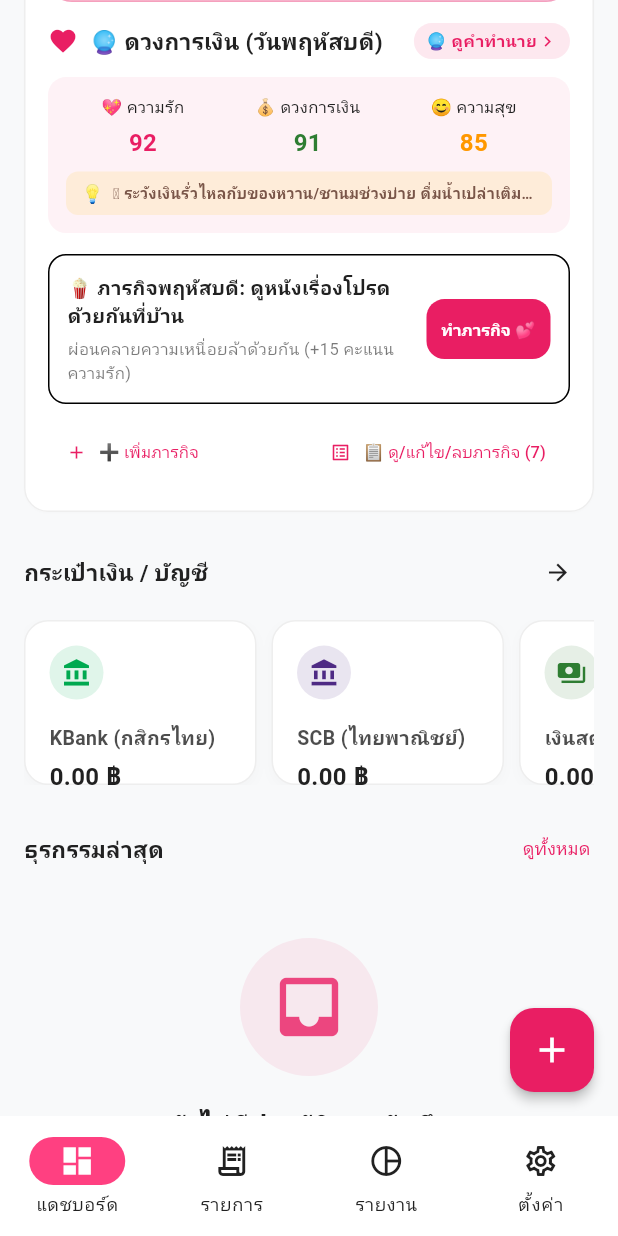
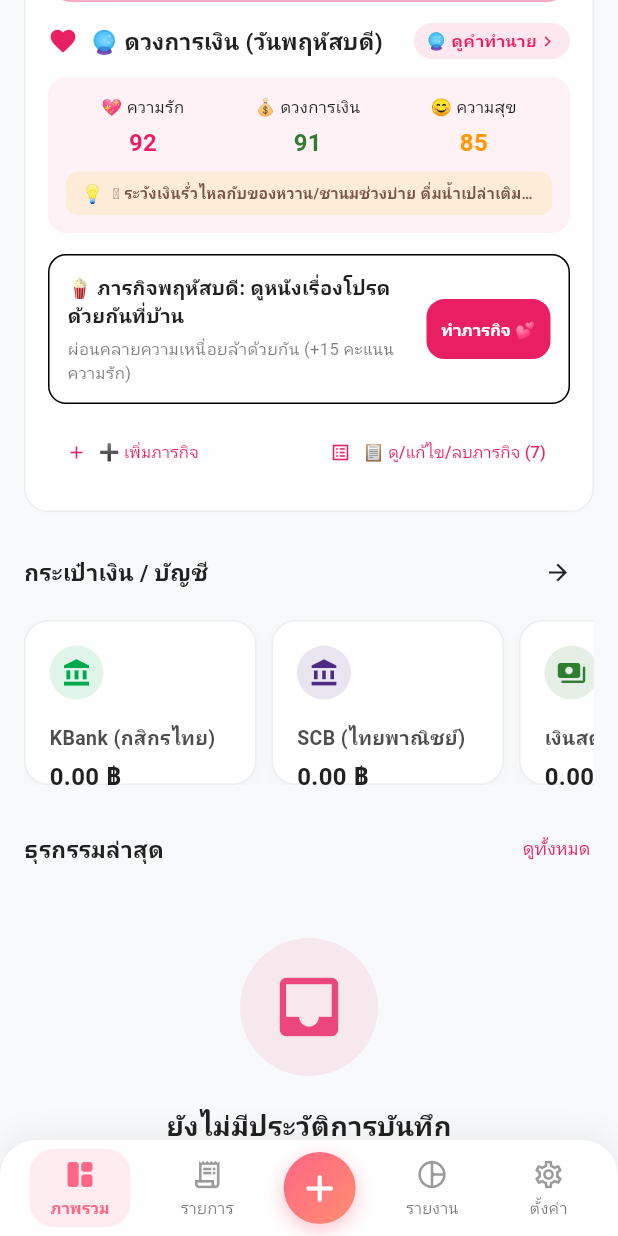
Before and after one commit to snoopy1989doo-source/expense_tracker, a Flutter app: the MainNavigationScreen screen opened directly, scrolled down 576 dp, on a phone screen of 412 x 824 dp. Run offline on Flutter 3.47's test engine with Material 3 defaults, Android fonts, the phone set to English and light mode, and no system bars; our stand-ins replace cloud_firestore, csv, firebase_auth, firebase_core, firebase_storage, fl_chart and 5 more; missing offline and left inert: dart:js_util; accounts and stored records are empty; network calls fail; Roboto replaces fonts that are missing (Prompt).

Commit message:
Redesign modern couple bottom navigation bar with center add button and remove overlapping FAB

```diff
--- a/lib/screens/dashboard/dashboard_screen.dart
+++ b/lib/screens/dashboard/dashboard_screen.dart
@@ -678,20 +678,11 @@ class DashboardScreen extends ConsumerWidget {
                       );
                     },
                   ),
-                const SizedBox(height: 80),
+                const SizedBox(height: 20),
               ],
             ),
           ),
         ),
-      ),
-      floatingActionButton: FloatingActionButton(
-        onPressed: () {
-          Navigator.push(
-            context,
-            MaterialPageRoute(builder: (context) => const AddEditTransactionScreen()),
-          );
-        },
-        child: const Icon(Icons.add, size: 28),
       ),
     );
   }
--- a/lib/screens/dashboard/main_navigation_screen.dart
+++ b/lib/screens/dashboard/main_navigation_screen.dart
@@ -2,6 +2,7 @@ import 'package:flutter/material.dart';
 import 'package:flutter_riverpod/flutter_riverpod.dart';
 import 'dashboard_screen.dart';
 import '../transaction/transaction_list_screen.dart';
+import '../transaction/add_edit_transaction_screen.dart';
 import '../reports/reports_screen.dart';
 import '../settings/settings_screen.dart';
 import '../../providers/transaction_provider.dart';
@@ -93,36 +94,142 @@ class _MainNavigationScreenState extends ConsumerState<MainNavigationScreen> {
         index: _currentIndex,
         children: screens,
       ),
-      bottomNavigationBar: NavigationBar(
-        selectedIndex: _currentIndex,
-        onDestinationSelected: (index) {
-          setState(() {
-            _currentIndex = index;
-          });
-        },
-        destinations: const [
-          NavigationDestination(
-            icon: Icon(Icons.dashboard_outlined),
-            selectedIcon: Icon(Icons.dashboard),
-            label: 'แดชบอร์ด',
+      bottomNavigationBar: Container(
+        decoration: BoxDecoration(
+          color: Theme.of(context).colorScheme.surface,
+          borderRadius: const BorderRadius.vertical(top: Radius.circular(24)),
+          boxShadow: [
+            BoxShadow(
+              color: Colors.black.withOpacity(0.06),
+              blurRadius: 16,
+              offset: const Offset(0, -4),
             ),
-          NavigationDestination(
-            icon: Icon(Icons.receipt_long_outlined),
-            selectedIcon: Icon(Icons.receipt_long),
+          ],
+        ),
+        child: SafeArea(
+          top: false,
+          child: Padding(
+            padding: const EdgeInsets.symmetric(horizontal: 10, vertical: 6),
+            child: Row(
+              mainAxisAlignment: MainAxisAlignment.spaceAround,
+              children: [
+                _buildNavItem(
+                  context: context,
+                  index: 0,
+                  unselectedIcon: Icons.space_dashboard_outlined,
+                  selectedIcon: Icons.space_dashboard_rounded,
+                  label: 'ภาพรวม',
+                ),
+                _buildNavItem(
+                  context: context,
+                  index: 1,
+                  unselectedIcon: Icons.receipt_long_outlined,
+                  selectedIcon: Icons.receipt_long_rounded,
                   label: 'รายการ',
                 ),
-          NavigationDestination(
-            icon: Icon(Icons.pie_chart_outline),
-            selectedIcon: Icon(Icons.pie_chart),
+                // Center Elevated Glowing Button
+                _buildCenterAddButton(context),
+                _buildNavItem(
+                  context: context,
+                  index: 2,
+                  unselectedIcon: Icons.pie_chart_outline_rounded,
+                  selectedIcon: Icons.pie_chart_rounded,
                   label: 'รายงาน',
                 ),
-          NavigationDestination(
-            icon: Icon(Icons.settings_outlined),
-            selectedIcon: Icon(Icons.settings),
+                _buildNavItem(
+                  context: context,
+                  index: 3,
+                  unselectedIcon: Icons.settings_outlined,
+                  selectedIcon: Icons.settings_rounded,
                   label: 'ตั้งค่า',
                 ),
               ],
             ),
+          ),
+        ),
+      ),
+    );
+  }
+
+  Widget _buildNavItem({
+    required BuildContext context,
+    required int index,
+    required IconData unselectedIcon,
+    required IconData selectedIcon,
+    required String label,
+  }) {
+    final isSelected = _currentIndex == index;
+    final theme = Theme.of(context);
+    const activeColor = Color(0xFFFF6584);
+
+    return InkWell(
+      onTap: () => setState(() => _currentIndex = index),
+      borderRadius: BorderRadius.circular(16),
+      child: AnimatedContainer(
+        duration: const Duration(milliseconds: 200),
+        padding: const EdgeInsets.symmetric(horizontal: 14, vertical: 6),
+        decoration: BoxDecoration(
+          color: isSelected ? activeColor.withOpacity(0.12) : Colors.transparent,
+          borderRadius: BorderRadius.circular(16),
+        ),
+        child: Column(
+          mainAxisSize: MainAxisSize.min,
+          children: [
+            Icon(
+              isSelected ? selectedIcon : unselectedIcon,
+              size: 22,
+              color: isSelected ? activeColor : theme.colorScheme.onSurface.withOpacity(0.45),
+            ),
+            const SizedBox(height: 3),
+            Text(
+              label,
+              style: TextStyle(
+                fontSize: 10.5,
+                fontWeight: isSelected ? FontWeight.bold : FontWeight.w500,
+                color: isSelected ? activeColor : theme.colorScheme.onSurface.withOpacity(0.6),
+              ),
+            ),
+          ],
+        ),
+      ),
+    );
+  }
+
+  Widget _buildCenterAddButton(BuildContext context) {
+    return GestureDetector(
+      onTap: () {
+        Navigator.push(
+          context,
+          MaterialPageRoute(builder: (context) => const AddEditTransactionScreen()),
+        );
+      },
+      child: Container(
+        width: 48,
+        height: 48,
+        decoration: BoxDecoration(
+          gradient: const LinearGradient(
+            colors: [
+              Color(0xFFFF6584),
+              Color(0xFFFF8E72),
+            ],
+            begin: Alignment.topLeft,
+            end: Alignment.bottomRight,
+          ),
+          shape: BoxShape.circle,
+          boxShadow: [
+            BoxShadow(
+              color: const Color(0xFFFF6584).withOpacity(0.4),
+              blurRadius: 10,
+              offset: const Offset(0, 4),
+            ),
+          ],
+        ),
+        child: const Icon(
+          Icons.add_rounded,
+          color: Colors.white,
+          size: 30,
+        ),
+      ),
     );
   }
 }
```
Lines whose indentation alone changed are shown as unchanged.
